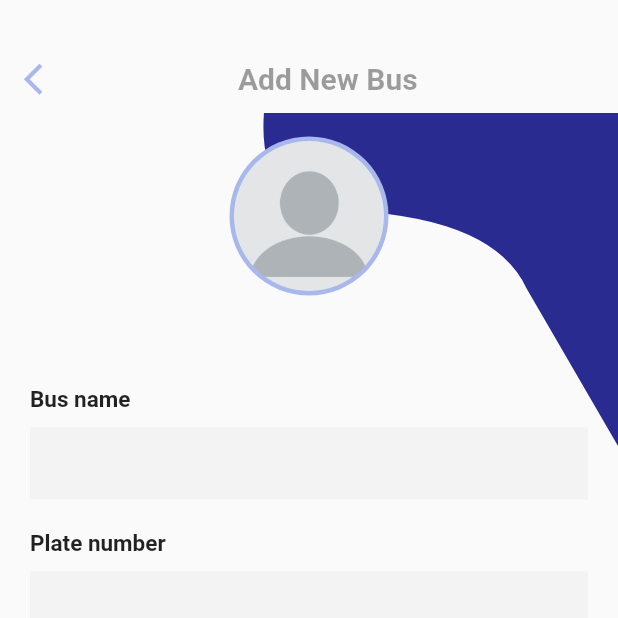
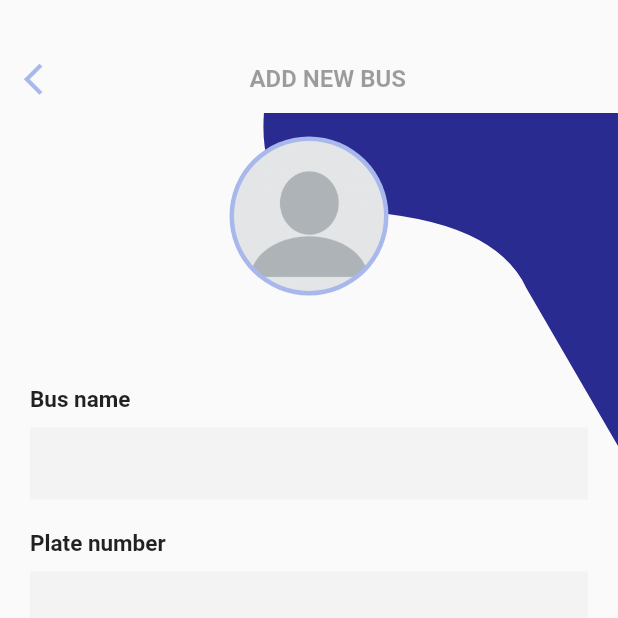
Before and after one commit to 4xMafole/kibasi-Owner, a Flutter app: the EditBusPage screen opened directly, on a phone screen of 412 x 824 dp, the top half of it. Run offline on Flutter 3.47's test engine with Material 2 defaults, Android fonts, the phone set to English and light mode, and no system bars; our stand-ins replace flutter_neumorphic, get, google_fonts; missing offline and left inert: otp_screen.

Commit message:
Updated the designs of this page.

```diff
--- a/lib/content/assets/edit_bus_page.dart
+++ b/lib/content/assets/edit_bus_page.dart
@@ -165,9 +165,9 @@ class _EditBusPageState extends State<EditBusPage> {
           Expanded(
             child: Center(
               child: Text(
-                'Add New Bus',
+                'ADD NEW BUS',
                 style: TextStyle(
-                  fontSize: 20,
+                  fontSize: 16,
                   fontWeight: FontWeight.bold,
                   color: Colors.black38,
                 ),
--- a/lib/content/assets/edit_driver.dart
+++ b/lib/content/assets/edit_driver.dart
@@ -161,9 +161,9 @@ class _EditDriverPageState extends State<EditDriverPage> {
           Expanded(
             child: Center(
               child: Text(
-                'Add New Driver',
+                'ADD NEW DRIVER',
                 style: TextStyle(
-                  fontSize: 20,
+                  fontSize: 16,
                   fontWeight: FontWeight.bold,
                   color: Colors.black38,
                 ),
```
